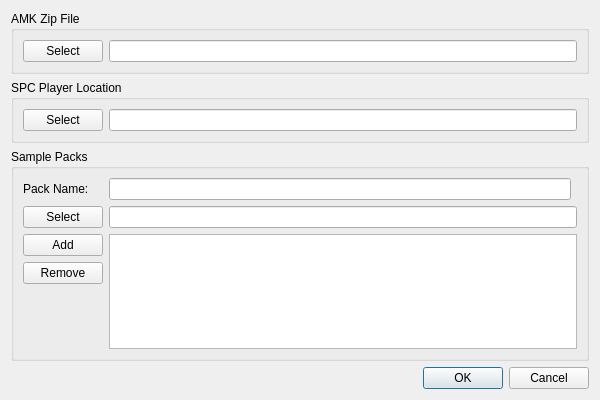
com-posers-pit/smw_music, file smw_music/data/preferences.ui: the form before one commit.
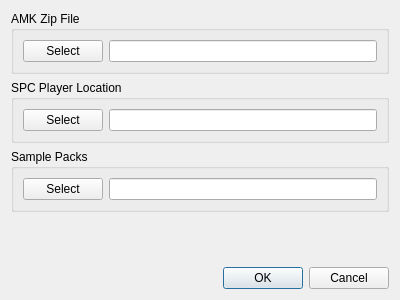
The form after the commit.

Commit message:
Replace sample packs w/ sample pack directory
Re #125

Now playing:
JENOVA by Dunderpatrullen, meganeko

What changed in the file:
```diff
--- a/smw_music/data/preferences.ui
+++ b/smw_music/data/preferences.ui
@@ -6,10 +6,16 @@
    <rect>
     <x>0</x>
     <y>0</y>
-    <width>600</width>
-    <height>400</height>
+    <width>400</width>
+    <height>300</height>
    </rect>
   </property>
+  <property name="sizePolicy">
+   <sizepolicy hsizetype="Fixed" vsizetype="Fixed">
+    <horstretch>0</horstretch>
+    <verstretch>0</verstretch>
+   </sizepolicy>
+  </property>
   <property name="windowTitle">
    <string>Dialog</string>
   </property>
@@ -60,43 +66,16 @@
      <property name="title">
       <string>Sample Packs</string>
      </property>
-     <layout class="QGridLayout" name="gridLayout">
-      <item row="4" column="0">
-       <widget class="QPushButton" name="remove_sample_pack">
-        <property name="text">
-         <string>Remove</string>
-        </property>
-       </widget>
-      </item>
-      <item row="1" column="1" colspan="2">
-       <widget class="QLineEdit" name="sample_pack_fname"/>
-      </item>
-      <item row="3" column="0">
-       <widget class="QPushButton" name="add_sample_pack">
-        <property name="text">
-         <string>Add</string>
-        </property>
-       </widget>
-      </item>
-      <item row="1" column="0">
-       <widget class="QPushButton" name="select_sample_pack_fname">
+     <layout class="QHBoxLayout" name="horizontalLayout_3">
+      <item>
+       <widget class="QPushButton" name="select_sample_pack_dirname">
         <property name="text">
          <string>Select</string>
         </property>
        </widget>
       </item>
-      <item row="0" column="0">
-       <widget class="QLabel" name="sample_pack_name_lbl">
-        <property name="text">
-         <string>Pack Name:</string>
-        </property>
-       </widget>
-      </item>
-      <item row="0" column="1">
-       <widget class="QLineEdit" name="sample_pack_name"/>
-      </item>
-      <item row="3" column="1" rowspan="3" colspan="2">
-       <widget class="QListWidget" name="sample_pack_list"/>
+      <item>
+       <widget class="QLineEdit" name="sample_pack_dirname"/>
       </item>
      </layout>
     </widget>
```
The commit also changes 4 other files.
